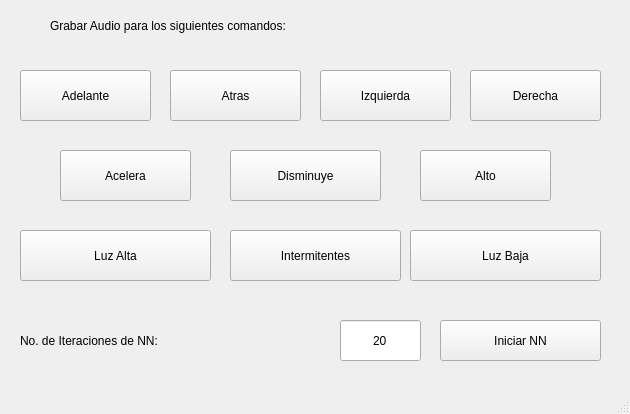
oxob3333/NN-Audio_Recognition, file vista_audio.ui: the form before one commit.
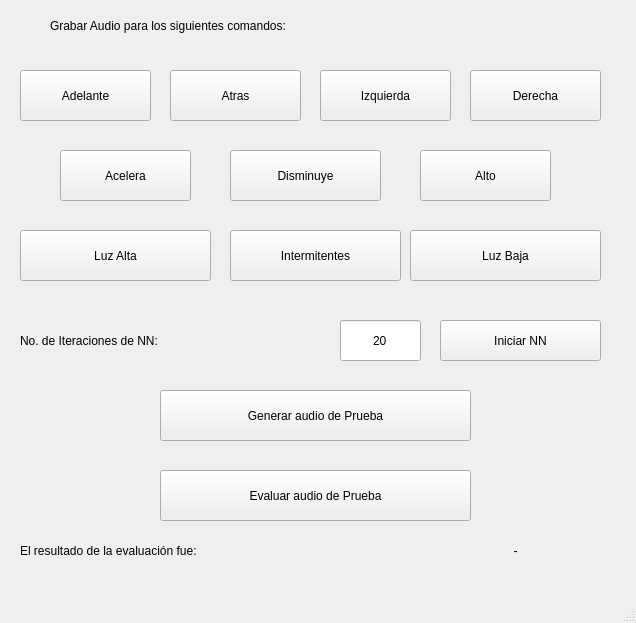
The form after the commit.

Patch:
```diff
--- a/vista_audio.ui
+++ b/vista_audio.ui
@@ -6,8 +6,8 @@
    <rect>
     <x>0</x>
     <y>0</y>
-    <width>630</width>
-    <height>414</height>
+    <width>636</width>
+    <height>623</height>
    </rect>
   </property>
   <property name="windowTitle">
@@ -241,6 +241,73 @@
      <set>Qt::AlignCenter</set>
     </property>
    </widget>
+   <widget class="QPushButton" name="pushButton_prueba">
+    <property name="geometry">
+     <rect>
+      <x>160</x>
+      <y>390</y>
+      <width>311</width>
+      <height>51</height>
+     </rect>
+    </property>
+    <property name="styleSheet">
+     <string notr="true">font: 75 20pt &quot;MS Shell Dlg 2&quot;;</string>
+    </property>
+    <property name="text">
+     <string>Generar audio de Prueba</string>
+    </property>
+   </widget>
+   <widget class="QPushButton" name="pushButton_evaluar">
+    <property name="geometry">
+     <rect>
+      <x>160</x>
+      <y>470</y>
+      <width>311</width>
+      <height>51</height>
+     </rect>
+    </property>
+    <property name="styleSheet">
+     <string notr="true">font: 75 20pt &quot;MS Shell Dlg 2&quot;;</string>
+    </property>
+    <property name="text">
+     <string>Evaluar audio de Prueba</string>
+    </property>
+   </widget>
+   <widget class="QLabel" name="label_4">
+    <property name="geometry">
+     <rect>
+      <x>20</x>
+      <y>530</y>
+      <width>411</width>
+      <height>41</height>
+     </rect>
+    </property>
+    <property name="styleSheet">
+     <string notr="true">font: 75 20pt &quot;MS Shell Dlg 2&quot;;</string>
+    </property>
+    <property name="text">
+     <string>El resultado de la evaluación fue:</string>
+    </property>
+   </widget>
+   <widget class="QLabel" name="label_5">
+    <property name="geometry">
+     <rect>
+      <x>410</x>
+      <y>530</y>
+      <width>211</width>
+      <height>41</height>
+     </rect>
+    </property>
+    <property name="styleSheet">
+     <string notr="true">font: 75 20pt &quot;MS Shell Dlg 2&quot;;</string>
+    </property>
+    <property name="text">
+     <string>-</string>
+    </property>
+    <property name="alignment">
+     <set>Qt::AlignCenter</set>
+    </property>
+   </widget>
   </widget>
   <widget class="QMenuBar" name="menubar">
    <property name="geometry">
```
Left out of the diff: 2 changed lines with no effect on the pictures.
